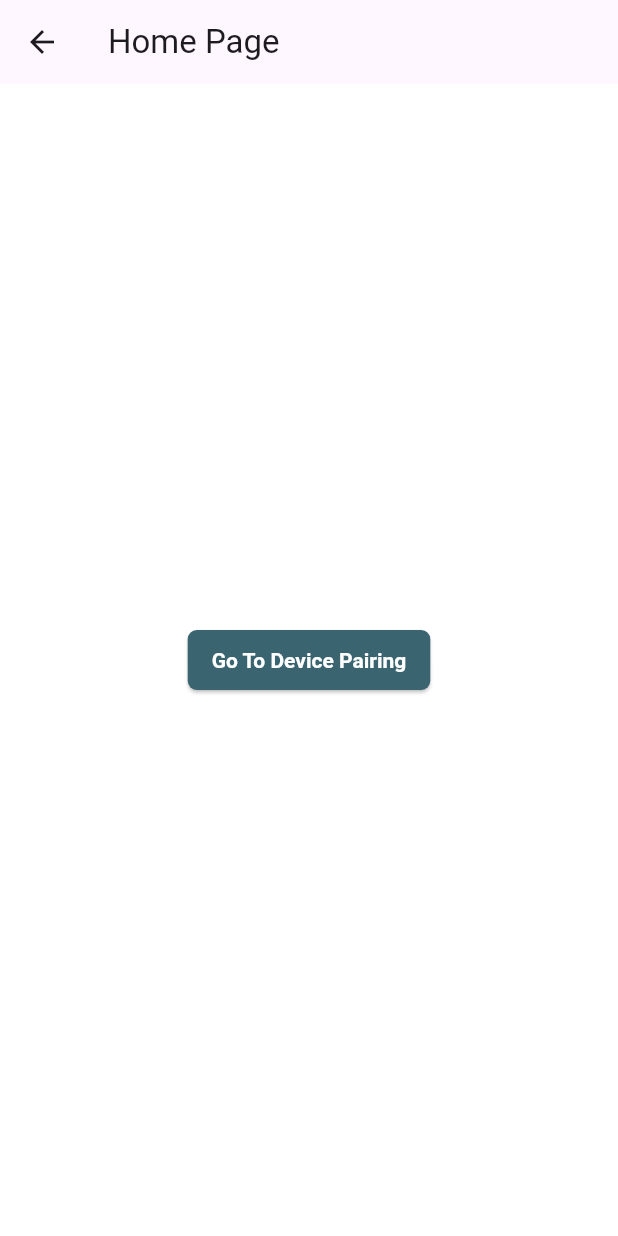
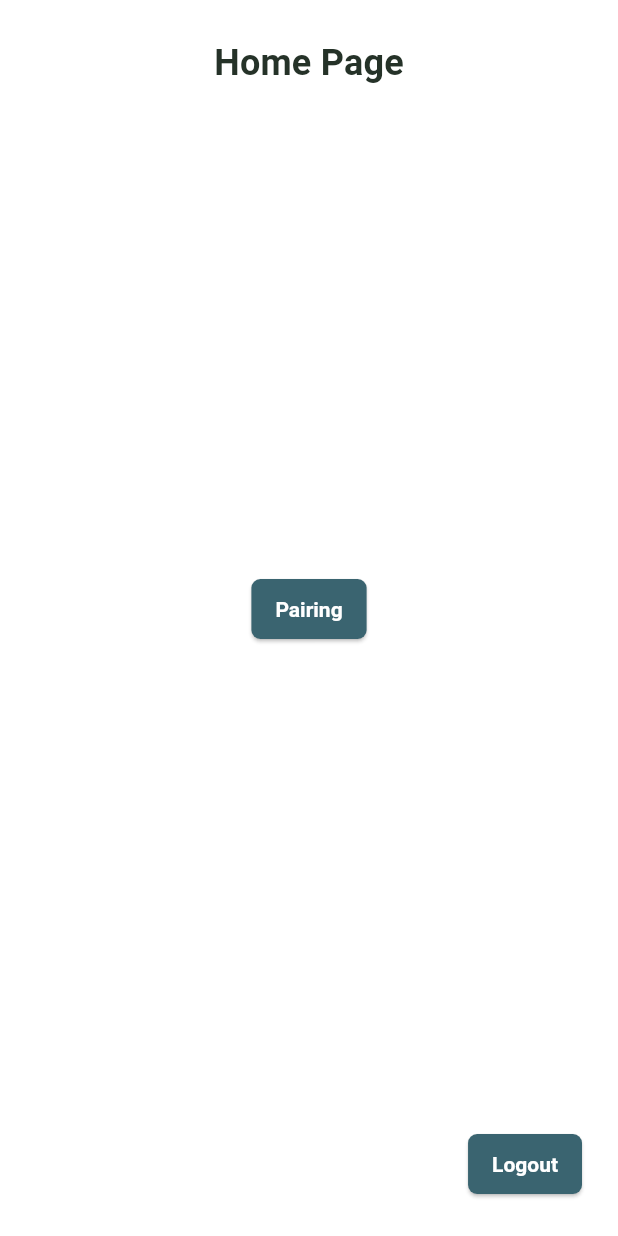
Before and after one commit to guysiman/sensy_patient_app, a Flutter app: the DevicePairingPage screen opened by its route, after a tap on "Go to the Home screen", on a phone screen of 412 x 824 dp. Run offline on Flutter 3.47's test engine with Material 3 defaults, Android fonts, the light colour scheme and no system bars; our stand-ins replace firebase_core; accounts and stored records are empty.

Commit message:
add home screen functionality

```diff
--- a/lib/main.dart
+++ b/lib/main.dart
@@ -40,7 +40,7 @@ class MyApp extends StatelessWidget {
           ),
           outlinedButtonTheme: OutlinedButtonThemeData(
             style: OutlinedButton.styleFrom(
-                side: BorderSide(color: Color(0xFF75939B)),
+                side: BorderSide(width: 1.0, color: Color(0xFF75939B)),
                 foregroundColor: Color(0xFF3A6470),
                 padding: EdgeInsets.symmetric(horizontal: 24, vertical: 4),
                 shape: RoundedRectangleBorder(
--- a/lib/screens/device_pairing_page.dart
+++ b/lib/screens/device_pairing_page.dart
@@ -10,7 +10,7 @@ class DevicePairingPage extends StatefulWidget {
 class _DevicePairingPageState extends State<DevicePairingPage> {
   Widget device(deviceName) {
     return Padding(
-      padding: const EdgeInsets.all(24.0),
+      padding: const EdgeInsets.symmetric(vertical: 24.0),
       child: Row(
         mainAxisAlignment: MainAxisAlignment.spaceBetween,
         children: [
@@ -35,20 +35,19 @@ class _DevicePairingPageState extends State<DevicePairingPage> {
         child: Column(
           mainAxisAlignment: MainAxisAlignment.spaceBetween,
           children: [
-            Column(
-              children: [
-                Text('Pairing', style: Theme.of(context).textTheme.titleMedium),
             Padding(
               padding: const EdgeInsets.symmetric(vertical: 24.0),
               child: Column(
                   crossAxisAlignment: CrossAxisAlignment.stretch,
                   children: [
+                    Center(
+                      child: Text('Pairing',
+                          style: Theme.of(context).textTheme.titleMedium),
+                    ),
                     device('IPG'),
                     device('External controller'),
                     device('External sensors')
                   ]),
-                ),
-              ],
             ),
             SizedBox(
                 width: double.infinity,
--- a/lib/screens/home_page.dart
+++ b/lib/screens/home_page.dart
@@ -11,15 +11,30 @@ class _HomePageState extends State<HomePage> {
   @override
   Widget build(BuildContext context) {
     return Scaffold(
-      appBar: AppBar(
-        title: const Text('Home Page'),
-      ),
-      body: Center(
-        child: ElevatedButton(
-          child: const Text("Go To Device Pairing"),
-          onPressed: () {
-            Navigator.pushNamed(context, '/devicepairingpage');
-          },
+      body: Padding(
+        padding: const EdgeInsets.all(24.0),
+        child: Column(
+          mainAxisAlignment: MainAxisAlignment.spaceBetween,
+          children: [
+            Center(
+                child: Text('Home Page',
+                    style: Theme.of(context).textTheme.titleMedium)),
+            ElevatedButton(
+              child: const Text("Pairing"),
+              onPressed: () {
+                Navigator.pushNamed(context, '/devicepairingpage');
+              },
+            ),
+            Container(
+              alignment: Alignment.bottomRight,
+              child: ElevatedButton(
+                child: const Text("Logout"),
+                onPressed: () {
+                  Navigator.pushNamed(context, '/signinpage');
+                },
+              ),
+            ),
+          ],
         ),
       ),
     );
```
Lines whose indentation alone changed are shown as unchanged.
